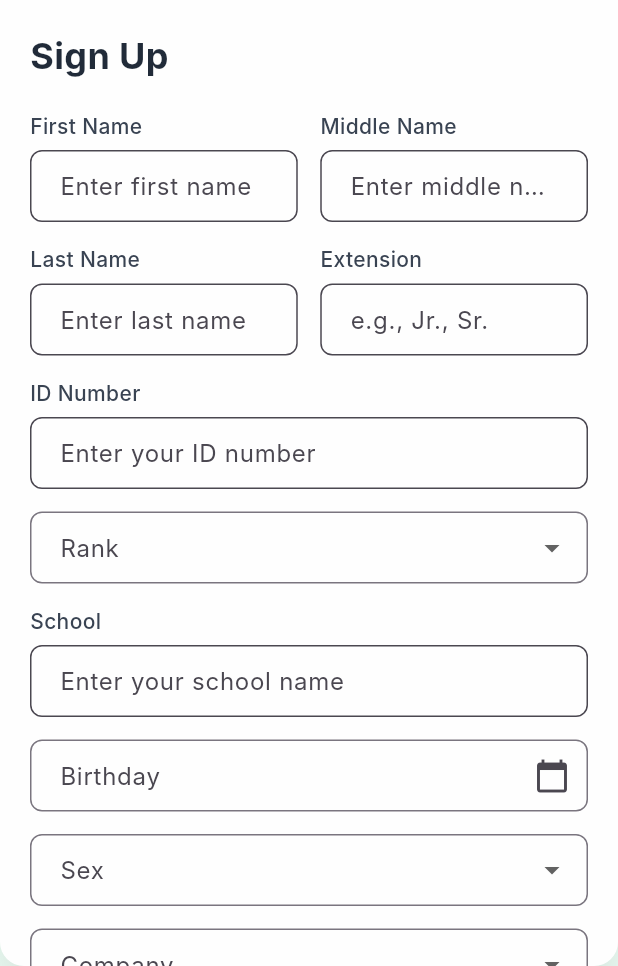
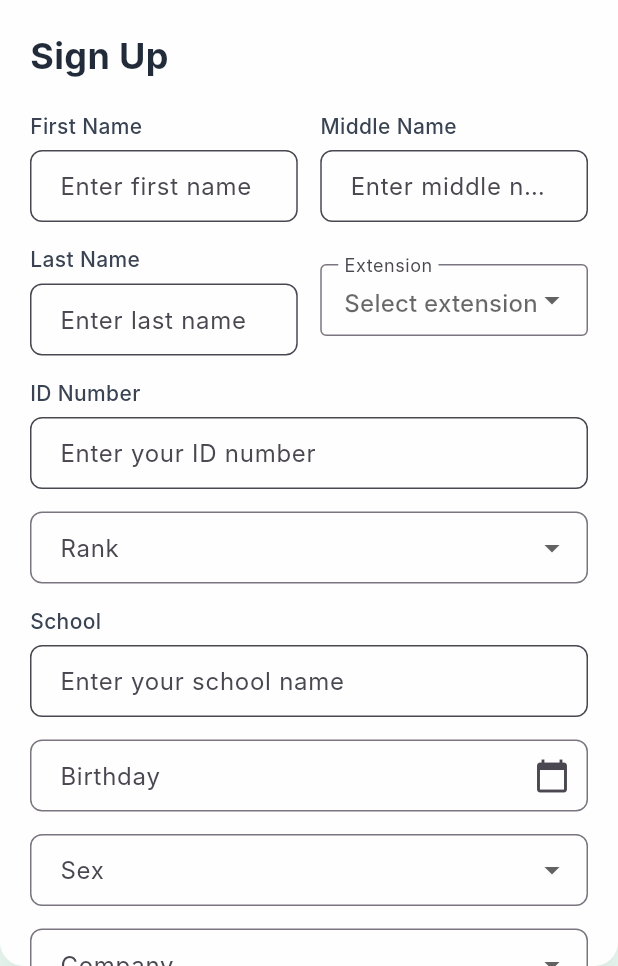
Before and after one commit to IceColaMasarap/rollpointmobile, a Flutter app: the screen it shows after launch, after a tap on "Get Started", after a tap on "Sign In", after a tap on "Sign up here", on a phone screen of 412 x 824 dp, the part 270-1236 px from its top. Run offline on Flutter 3.47's test engine with Material 3 defaults, Android fonts, the phone set to English and light mode, and no system bars; Roboto replaces fonts that are missing (Inter).

Commit message:
Test after login

```diff
--- a/lib/login_page.dart
+++ b/lib/login_page.dart
@@ -1,6 +1,8 @@
 import 'package:flutter/material.dart';
 import 'widgets/camouflage_background.dart';
 import 'register_page.dart'; // 👈 add this at the top
+import 'forgot_password_page.dart';
+import 'ProfileSetupPage.dart';
 
 class LoginPage extends StatefulWidget {
   const LoginPage({Key? key}) : super(key: key);
@@ -63,11 +65,14 @@ class _LoginPageState extends State<LoginPage> with TickerProviderStateMixin {
     if (_usernameController.text == demoUsername &&
         _passwordController.text == demoPassword) {
       setState(() {
-        _successMessage = 'Login successful! Redirecting to dashboard...';
+        _successMessage = 'Login successful! Redirecting...';
       });
 
       Future.delayed(const Duration(milliseconds: 1500), () {
-        _showDashboardDialog();
+        Navigator.pushReplacement(
+          context,
+          MaterialPageRoute(builder: (_) => const ProfileSetupPage()),
+        );
       });
     } else {
       setState(() {
@@ -263,6 +268,28 @@ class _LoginPageState extends State<LoginPage> with TickerProviderStateMixin {
               hint: 'Enter your password',
               isPassword: true,
             ),
+            Align(
+              alignment: Alignment.centerRight,
+              child: TextButton(
+                onPressed: () {
+                  Navigator.push(
+                    context,
+                    MaterialPageRoute(
+                      builder: (_) => const ForgotPasswordPage(),
+                    ),
+                  );
+                },
+                child: const Text(
+                  "Forgot password?",
+                  style: TextStyle(
+                    color: Color(0xFF059669),
+                    fontSize: 14,
+                    fontWeight: FontWeight.w600,
+                  ),
+                ),
+              ),
+            ),
+
             const SizedBox(height: 25),
             _buildLoginButton(),
             const SizedBox(height: 20),
--- a/lib/register_page.dart
+++ b/lib/register_page.dart
@@ -266,10 +266,30 @@ class _RegisterPageState extends State<RegisterPage>
                   ),
                   const SizedBox(width: 15),
                   Expanded(
-                    child: _buildTextField(
-                      controller: _extensionController,
-                      label: "Extension",
-                      hint: "e.g., Jr., Sr.",
+                    child: DropdownButtonFormField<String>(
+                      value:
+                          null, // default value (can be set to "Jr." or something if you like)
+                      items: const [
+                        DropdownMenuItem(value: "Jr.", child: Text("Jr.")),
+                        DropdownMenuItem(value: "Sr.", child: Text("Sr.")),
+                        DropdownMenuItem(value: "II", child: Text("II")),
+                        DropdownMenuItem(value: "III", child: Text("III")),
+                        DropdownMenuItem(value: "IV", child: Text("IV")),
+                        DropdownMenuItem(value: "V", child: Text("V")),
+                      ],
+                      onChanged: (value) {
+                        // store the selected extension into your controller manually
+                        _extensionController.text = value ?? "";
+                      },
+                      decoration: const InputDecoration(
+                        labelText: "Extension",
+                        hintText: "Select extension",
+                        border: OutlineInputBorder(),
+                        contentPadding: EdgeInsets.symmetric(
+                          horizontal: 12,
+                          vertical: 8,
+                        ),
+                      ),
                     ),
                   ),
                 ],
```
Also changed, not shown: lib/ProfileSetupPage.dart (added, +178 -0 lines), lib/forgot_password_page.dart (added, +109 -0 lines).
